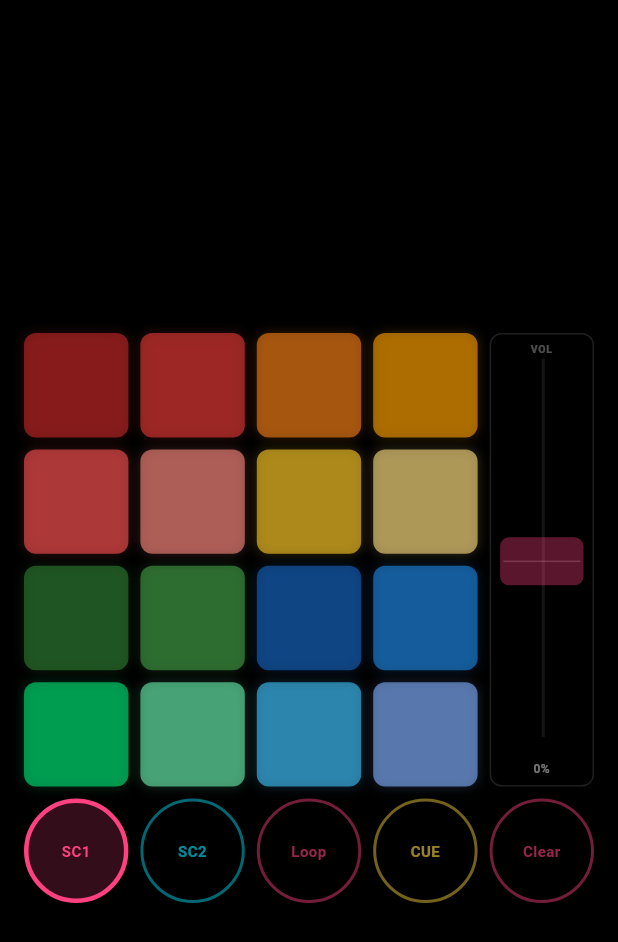
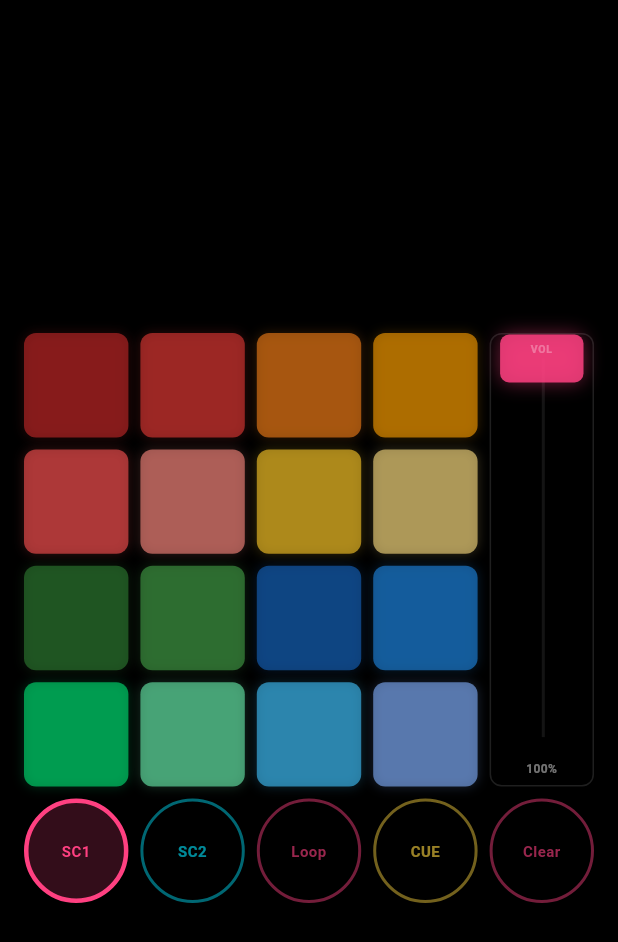
Before and after one commit to mungyudong0510-cmyk/launchpad-app, a Flutter app: the screen it shows after launch, on a phone screen of 412 x 824 dp. Shown: the top 942 px of the screen. Run offline on Flutter 3.47's test engine with Material 3 defaults, Android fonts, the phone set to English and light mode, and no system bars.

Commit message:
Fixed volume change, trimmed unnecessary functions from the audio_engine

```diff
--- a/lib/core/engine/recorder.dart
+++ b/lib/core/engine/recorder.dart
@@ -7,13 +7,12 @@
   final String trackID;
   final int timeMs;
   final double volume;
-  final double pitch;
+
 
   RecordedHit({
     required this.trackID,
     required this.timeMs,
     this.volume = 1.0,
-    this.pitch = 1.0,
   });
 }
 
@@ -56,13 +55,12 @@
     _finalizeLoopLength();
   }
 
-  void capture(String trackID, {double volume = 1.0, double pitch = 1.0}) {
+  void capture(String trackID, {double volume = 1.0}) {
     if (!recording) return;
     _take.add(RecordedHit(
       trackID: trackID,
       timeMs: _recordClock.elapsedMilliseconds,
       volume: volume,
-      pitch: pitch,
     ));
   }
 
@@ -126,7 +124,7 @@
     while (_nextHitIndex < _take.length &&
         _take[_nextHitIndex].timeMs <= elapsedMs) {
       final hit = _take[_nextHitIndex];
-      engine.playTrack(hit.trackID, volume: hit.volume, pitch: hit.pitch);
+      engine.playTrack(hit.trackID, volume: hit.volume);
       _nextHitIndex++;
     }
   }
@@ -143,7 +141,6 @@
               trackID: hit.trackID,
               timeMs: hit.timeMs - firstHitMs,
               volume: hit.volume,
-              pitch: hit.pitch,
             ))
         .toList();
 
--- a/lib/core/models/pattern.dart
+++ /dev/null
@@ -1,23 +0,0 @@
-import 'track.dart';
-
-class Pattern {
-  final String id;
-  String name;
-  List<Track> tracks;
-  int stepCount;
-
-  Pattern({
-    required this.id,
-    required this.name,
-    this.stepCount = 16
-  }) : tracks = [
-        Track(id: 'kick', name: 'Kick'),
-        Track(id: 'snare', name: 'Snare'),
-        Track(id: 'hihat', name: 'Hi-Hat'),
-        Track(id: 'clap', name: 'Clap'),
-        Track(id: 'tom1', name: 'Tom 1'),
-        Track(id: 'tom2', name: 'Tom 2'),
-        Track(id: 'perc1', name: 'Perc 1'),
-        Track(id: 'perc2', name: 'Perc 2'),
-      ];
-}
--- a/lib/screens/home_screen.dart
+++ b/lib/screens/home_screen.dart
@@ -1,6 +1,6 @@
 import 'package:flutter/material.dart';
 import '../widgets/function_button.dart';
-import '../widgets/pitch_dial.dart';
+import '../widgets/volume_dial.dart';
 import '../widgets/scene_pads_1.dart';
 import '../widgets/scene_pads_2.dart';
 import '../core/engine/audio_engine.dart';
@@ -19,7 +19,7 @@
   final Engine _engine = Engine(); // shared audio engine for every pad
   late final Recorder _recorder;
 
-  double _pitch = 0.0; // -1.0 ~ 1.0, default 0 (center)
+  double _volume = 1.0; // 0.0 ~ 1.0, default 1.0 (full volume)
   int _scene = 1;      // active scene: 1 or 2
 
   @override
@@ -48,7 +48,7 @@
   void _clearAll() {
     setState(() {
       _recorder.clear();
-      _pitch = 0.0;
+      _volume = 1.0;
     });
   }
 
@@ -73,7 +73,7 @@
               child: Column(
                 children: [
 
-                  // top section: 4x4 pads + right pitch dial
+                  // top section: 4x4 pads + right volume dial
                   Expanded(
                     flex: 4,
                     child: Row(
@@ -86,21 +86,21 @@
                               ? ScenePads1(
                                   engine: _engine,
                                   recorder: _recorder,
-                                  pitch: _pitch,
+                                  volume: _volume,
                                 )
                               : ScenePads2(
                                   engine: _engine,
                                   recorder: _recorder,
-                                  pitch: _pitch,
+                                  volume: _volume,
                                 ),
                         ),
 
-                        // right column: pitch dial
+                        // right column: volume dial
                         Expanded(
                           flex: 1,
-                          child: PitchDial(
-                            value: _pitch,
-                            onChanged: (val) => setState(() => _pitch = val),
+                          child: VolumeDial(
+                            value: _volume,
+                            onChanged: (val) => setState(() => _volume = val),
                           ),
                         ),
                       ],
--- a/lib/widgets/pad_button.dart
+++ b/lib/widgets/pad_button.dart
@@ -10,7 +10,7 @@
   final Color color;
   final Recorder? recorder;
   final String? soundPath;
-  final double pitch;
+  final double volume;
 
   const PadButton({
     super.key,
@@ -18,7 +18,7 @@
     required this.color,
     this.recorder,
     this.soundPath,
-    this.pitch = 0.0
+    this.volume = 1.0
   });
 
   @override //for debugging purposes don't remove it took me ages to figure out why the buttons weren't working;; goodie shittt but you can deleted this if you want, it won't affect the functionality of the codes
@@ -27,14 +27,12 @@
 
 class _PadButtonState extends State<PadButton>{
   bool _pressed = false;
-  double _pitchFactor = 1.0;
 
   @override
   void initState() {
     super.initState();
     final path = widget.soundPath;
     if (path != null) {
-      _pitchFactor = (1.0 + widget.pitch).clamp(0.5, 2.0);
       WidgetsBinding.instance.addPostFrameCallback((_) {
         if (!mounted) return;
         unawaited(widget.engine.loadSample(path, path));
@@ -42,16 +40,6 @@
     }
   }
 
-  @override
-  void didUpdateWidget(PadButton oldWidget) {
-    super.didUpdateWidget(oldWidget);
-    // pre-apply pitch whenever dial changes so tap has no extra work
-    if (oldWidget.pitch != widget.pitch && widget.soundPath != null) {
-      final pitchFactor = (1.0 + widget.pitch).clamp(0.5, 2.0);
-      _pitchFactor = pitchFactor;
-      widget.engine.preSetPitch(widget.soundPath!, pitchFactor);
-    }
-  }
 
   void _onTapDown(TapDownDetails _){
     setState(() => _pressed = true);
@@ -59,9 +47,9 @@
     if (path != null) {
       widget.engine.playTrack(
         path,
-        pitch: _pitchFactor,
-      ); // pitch already pre-applied before the tap
-      widget.recorder?.capture(path, pitch: _pitchFactor);
+        volume: widget.volume,
+      );
+      widget.recorder?.capture(path, volume: widget.volume);
     }
   }
 
--- a/lib/widgets/scene_pads_1.dart
+++ b/lib/widgets/scene_pads_1.dart
@@ -8,12 +8,12 @@
 class ScenePads1 extends StatelessWidget{
   final Engine engine;
   final Recorder? recorder;
-  final double pitch;
+  final double volume;
   const ScenePads1({
     super.key,
     required this.engine,
     this.recorder,
-    this.pitch = 0.0,
+    required this.volume,
   });
 
   @override
@@ -22,35 +22,35 @@
 
       /*────────────────────[Row 1]────────────────────*/
       Expanded(child: Row(children: [
-        Expanded(child: PadButton(engine: engine, recorder: recorder, pitch: pitch,color: const Color(0xFFC62828), soundPath: 'assets/sounds/scene1/Kick1.wav'
+        Expanded(child: PadButton(engine: engine, recorder: recorder, volume: volume, color: const Color(0xFFC62828), soundPath: 'assets/sounds/scene1/Kick1.wav'
         )), //drop wav files into assets/sounds/ folder then change the name path strings yee
-        Expanded(child: PadButton(engine: engine, recorder: recorder, pitch: pitch,color: const Color(0xFFE53935), soundPath: 'assets/sounds/scene1/Kick2.wav')),
-        Expanded(child: PadButton(engine: engine, recorder: recorder, pitch: pitch,color: const Color(0xFFF57F17), soundPath: 'assets/sounds/scene1/Snare1.wav')),
-        Expanded(child: PadButton(engine: engine, recorder: recorder, pitch: pitch,color: const Color(0xFFFFA000), soundPath: 'assets/sounds/scene1/Snare2.wav')),
+        Expanded(child: PadButton(engine: engine, recorder: recorder, volume: volume, color: const Color(0xFFE53935), soundPath: 'assets/sounds/scene1/Kick2.wav')),
+        Expanded(child: PadButton(engine: engine, recorder: recorder, volume: volume, color: const Color(0xFFF57F17), soundPath: 'assets/sounds/scene1/Snare1.wav')),
+        Expanded(child: PadButton(engine: engine, recorder: recorder, volume: volume, color: const Color(0xFFFFA000), soundPath: 'assets/sounds/scene1/Snare2.wav')),
       ])),
 
       /*────────────────────[Row 2]────────────────────*/
       Expanded(child: Row(children: [
-        Expanded(child: PadButton(engine: engine, recorder: recorder, pitch: pitch,color: const Color(0xFFFF5252), soundPath: 'assets/sounds/scene1/ClosedHat1.wav')),
-        Expanded(child: PadButton(engine: engine, recorder: recorder, pitch: pitch,color: const Color(0xFFFF8A80), soundPath: 'assets/sounds/scene1/ClosedHat2.wav')),
-        Expanded(child: PadButton(engine: engine, recorder: recorder, pitch: pitch,color: const Color(0xFFFFCA28), soundPath: 'assets/sounds/scene1/OpenHat1.wav')),
-        Expanded(child: PadButton(engine: engine, recorder: recorder, pitch: pitch,color: const Color(0xFFFFE082), soundPath: 'assets/sounds/scene1/OpenHat2.wav')),
+        Expanded(child: PadButton(engine: engine, recorder: recorder, volume: volume, color: const Color(0xFFFF5252), soundPath: 'assets/sounds/scene1/ClosedHat1.wav')),
+        Expanded(child: PadButton(engine: engine, recorder: recorder, volume: volume, color: const Color(0xFFFF8A80), soundPath: 'assets/sounds/scene1/ClosedHat2.wav')),
+        Expanded(child: PadButton(engine: engine, recorder: recorder, volume: volume, color: const Color(0xFFFFCA28), soundPath: 'assets/sounds/scene1/OpenHat1.wav')),
+        Expanded(child: PadButton(engine: engine, recorder: recorder, volume: volume, color: const Color(0xFFFFE082), soundPath: 'assets/sounds/scene1/OpenHat2.wav')),
       ])),
 
       /*────────────────────[Row 3]────────────────────*/
       Expanded(child: Row(children: [
-        Expanded(child: PadButton(engine: engine, recorder: recorder, pitch: pitch,color: const Color(0xFF2E7D32), soundPath: 'assets/sounds/scene1/Clap1.wav')),
-        Expanded(child: PadButton(engine: engine, recorder: recorder, pitch: pitch,color: const Color(0xFF43A047), soundPath: 'assets/sounds/scene1/Clap2.wav')),
-        Expanded(child: PadButton(engine: engine, recorder: recorder, pitch: pitch,color: const Color(0xFF1565C0), soundPath: 'assets/sounds/scene1/Rim1.wav')),
-        Expanded(child: PadButton(engine: engine, recorder: recorder, pitch: pitch,color: const Color(0xFF1E88E5), soundPath: 'assets/sounds/scene1/Triangle1.wav')),
+        Expanded(child: PadButton(engine: engine, recorder: recorder, volume: volume, color: const Color(0xFF2E7D32), soundPath: 'assets/sounds/scene1/Clap1.wav')),
+        Expanded(child: PadButton(engine: engine, recorder: recorder, volume: volume, color: const Color(0xFF43A047), soundPath: 'assets/sounds/scene1/Clap2.wav')),
+        Expanded(child: PadButton(engine: engine, recorder: recorder, volume: volume, color: const Color(0xFF1565C0), soundPath: 'assets/sounds/scene1/Rim1.wav')),
+        Expanded(child: PadButton(engine: engine, recorder: recorder, volume: volume, color: const Color(0xFF1E88E5), soundPath: 'assets/sounds/scene1/Triangle1.wav')),
       ])),
 
       /*────────────────────[Row 4]────────────────────*/
       Expanded(child: Row(children: [
-        Expanded(child: PadButton(engine: engine, recorder: recorder, pitch: pitch,color: const Color(0xFF00E676), soundPath: 'assets/sounds/scene1/Crash1.wav')),
-        Expanded(child: PadButton(engine: engine, recorder: recorder, pitch: pitch,color: const Color(0xFF69F0AE), soundPath: 'assets/sounds/scene1/Chant.wav')),
-        Expanded(child: PadButton(engine: engine, recorder: recorder, pitch: pitch,color: const Color(0xFF40C4FF), soundPath: 'assets/sounds/scene1/Bleep.wav')),
-        Expanded(child: PadButton(engine: engine, recorder: recorder, pitch: pitch,color: const Color(0xFF82B1FF), soundPath: 'assets/sounds/scene1/Cowbell.wav')),
+        Expanded(child: PadButton(engine: engine, recorder: recorder, volume: volume, color: const Color(0xFF00E676), soundPath: 'assets/sounds/scene1/Crash1.wav')),
+        Expanded(child: PadButton(engine: engine, recorder: recorder, volume: volume, color: const Color(0xFF69F0AE), soundPath: 'assets/sounds/scene1/Chant.wav')),
+        Expanded(child: PadButton(engine: engine, recorder: recorder, volume: volume, color: const Color(0xFF40C4FF), soundPath: 'assets/sounds/scene1/Bleep.wav')),
+        Expanded(child: PadButton(engine: engine, recorder: recorder, volume: volume, color: const Color(0xFF82B1FF), soundPath: 'assets/sounds/scene1/Cowbell.wav')),
       ])),
     ]);
   }
--- a/lib/widgets/pitch_dial.dart
+++ b/lib/widgets/volume_dial.dart
@@ -1,15 +1,14 @@
 import 'package:flutter/material.dart';
 
 
-
-class PitchDial extends StatelessWidget {
-  final double value;           // -1.0 ~ 1.0 (0.0 = center, default)
+class VolumeDial extends StatelessWidget {
+  final double value;           // 0.0 ~ 1.0 (1.0 = full volume, default)
   final ValueChanged<double>? onChanged;
   final double sensitivity;     // [drag sensitivity] added it just for mouse drag;; its cancer to drag around without this function;; the delta setting in android studio is too low for this kind of drag, so i added this function to make it more sensitive and easier to use. you can change the value to depand on your preference yeee
 
-  const PitchDial({
+  const VolumeDial({
     super.key,
-    this.value = 0.0,
+    this.value = 1.0,
     this.onChanged,
     this.sensitivity = 6.0, // drag sensitivity — higher = faster
 
@@ -23,14 +22,14 @@
         builder: (context, constraints) {
           final h = constraints.maxHeight;
           final w = constraints.maxWidth;
-          // handle position: value=1.0 → top, value=0 → center, value=-1.0 → bottom
-          final handleTop = ((1 - value) / 2) * (h - 32);
+          // handle position: value=1.0 → top, value=0.0 → bottom
+          final handleTop = (1 - value) * (h - 32);
 
           return GestureDetector(
             onVerticalDragUpdate: (details) {
-              // drag up = positive, drag down = negative
+              // drag up = louder, drag down = quieter
               final delta = -details.delta.dy / h * sensitivity;
-              final newVal = (value + delta).clamp(-1.0, 1.0);
+              final newVal = (value + delta).clamp(0.0, 1.0);
               onChanged?.call(newVal);
             },
             child: Container(
@@ -51,16 +50,6 @@
                     child: Container(
                       width: 2,
                       color: Colors.white.withValues(alpha: 0.08),
-                    ),
-                  ),
-                  // center line (0% reference)
-                  Positioned(
-                    top: h / 2 - 0.5,
-                    left: 8,
-                    right: 8,
-                    child: Container(
-                      height: 1,
-                      color: Colors.white.withValues(alpha: 0.2),
                     ),
                   ),
                   // handle
@@ -85,7 +74,7 @@
                       ),
                     ),
                   ),
-                  // PITCH label (top)
+                  // VOL label (top)
                   Positioned(
                     top: 5,
                     left: 0, right: 0,
```
Also changed, not shown: lib/core/engine/audio_engine.dart (+4 -84 lines), lib/widgets/scene_pads_2.dart (+18 -18 lines), pubspec.lock.
